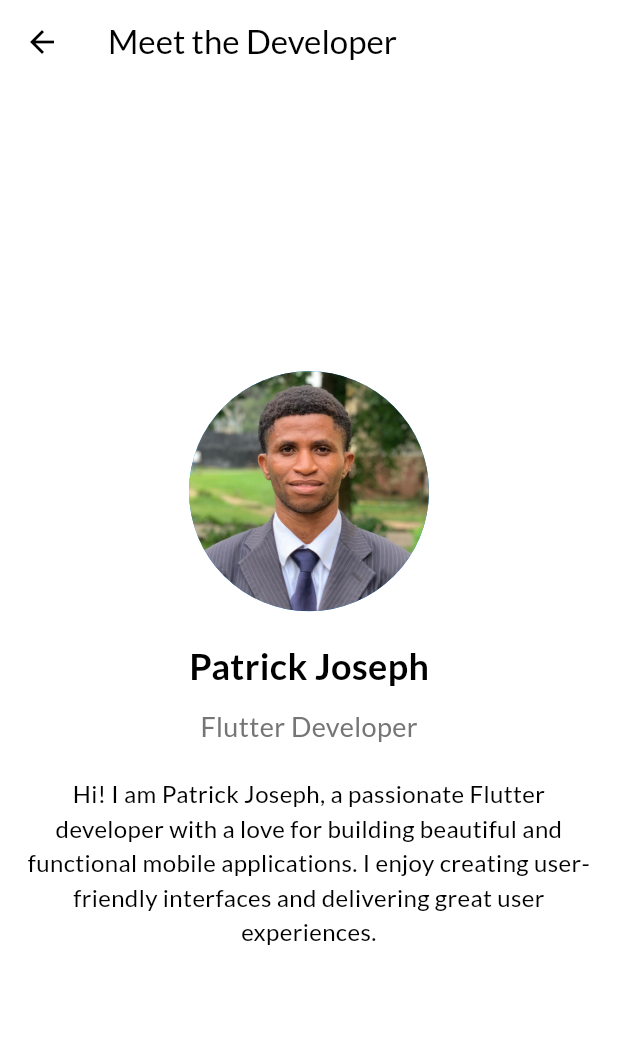
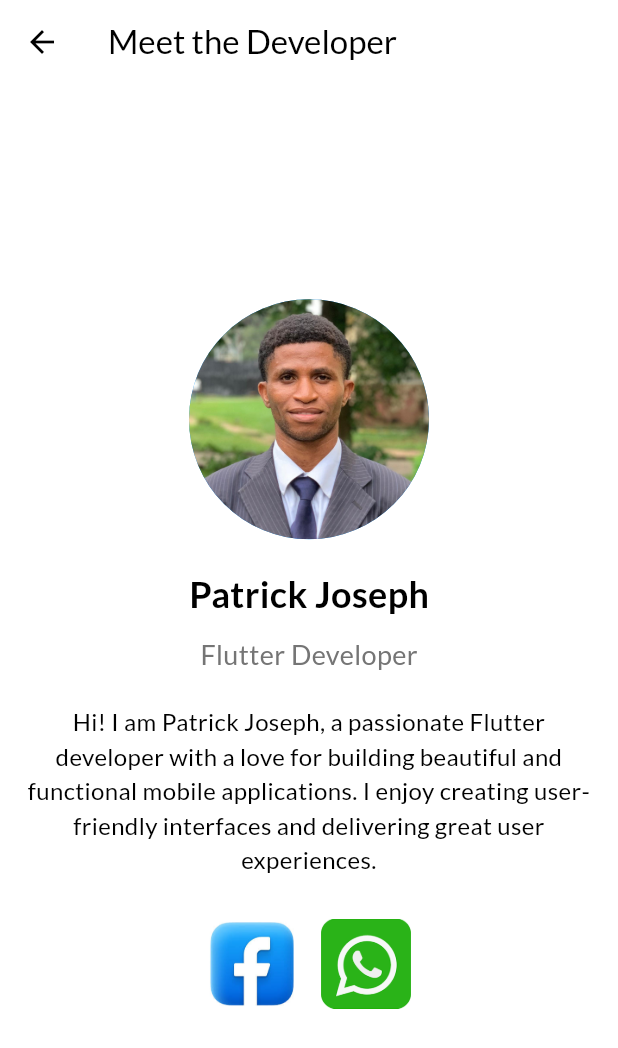
Before and after one commit to PatrickJosephdev/SaintBook, a Flutter app: the SettingsPage screen opened directly, after a tap on "Meet the Developer", on a phone screen of 412 x 824 dp. Shown: the top 1048 px of the screen. Run offline on Flutter 3.47's test engine with Material 3 defaults, Android fonts, the phone set to English and light mode, and no system bars; our stand-ins replace connectivity_plus, crystal_navigation_bar, fluttertoast, google_fonts, google_mobile_ads, shared_preferences and 2 more; missing offline and left inert: flutter_masonry_view, searchbar_animation, startapp_sdk, unity_ads_plugin; accounts and stored records are empty; network calls fail; statements that could not run were skipped.

Commit message:
new added

```diff
--- a/lib/pages/settingspage.dart
+++ b/lib/pages/settingspage.dart
@@ -1,6 +1,7 @@
 import 'package:google_mobile_ads/google_mobile_ads.dart';
 import 'package:saintbook/model/helper.dart';
 import 'package:saintbook/sub-subpage/aboutus.dart';
+import 'package:saintbook/sub-subpage/catholicprayers.dart';
 import 'package:saintbook/sub-subpage/dailyreading.dart';
 import 'package:saintbook/sub-subpage/donate.dart';
 import 'package:saintbook/sub-subpage/feedback.dart';
@@ -90,6 +91,18 @@ class _SettingsPageState extends State<SettingsPage> {
                 context,
                 MaterialPageRoute(
                     builder: (context) => const Dailyreading()),
+              );
+              // Navigate to notifications settings page
+            },
+          ),
+          ListTile(
+            leading: const Icon(Icons.book_online_rounded),
+            title: const Text('Catholic Prayers'),
+            onTap: () {
+              Navigator.push(
+                context,
+                MaterialPageRoute(
+                    builder: (context) => const Catholicprayers()),
               );
               // Navigate to notifications settings page
             },
--- a/lib/sub-subpage/meetdeveloper.dart
+++ b/lib/sub-subpage/meetdeveloper.dart
@@ -1,7 +1,15 @@
 import 'package:flutter/material.dart';
+import 'package:url_launcher/url_launcher.dart';
 
 class MeetTheDeveloperPage extends StatelessWidget {
   const MeetTheDeveloperPage({super.key});
+    void _launchURL(String url) async {
+    if (await canLaunch(url)) {
+      await launch(url);
+    } else {
+      throw 'Could not launch $url';
+    }
+  }
 
   @override
   Widget build(BuildContext context) {
@@ -35,6 +43,8 @@ class MeetTheDeveloperPage extends StatelessWidget {
                 ),
               ),
               const SizedBox(height: 20),
+              Column(
+                children: [
                   const Padding(
                     padding: EdgeInsets.symmetric(horizontal: 16.0),
                     child: Text(
@@ -45,6 +55,40 @@ class MeetTheDeveloperPage extends StatelessWidget {
                       ),
                     ),
                   ),
+                  SizedBox(height: 20,),
+                  Row(
+                mainAxisSize: MainAxisSize.max,
+                mainAxisAlignment: MainAxisAlignment.center,
+                children: [
+                  IconButton(
+                    icon: Image.asset(
+                      'assets/facebook.jpeg',
+                      fit: BoxFit.cover,
+                      height: 60,
+                      width: 60,
+                    ), // Add your Facebook icon here
+                    iconSize: 60,
+                    onPressed: () => _launchURL(
+                        'https://web.facebook.com/profile.php?id=61569119670095'),
+                  ),
+                  IconButton(
+                    icon: Image.asset(
+                      'assets/whatsapp.png',
+                      fit: BoxFit.cover,
+                      height: 60,
+                      width: 60,
+                    ), // Add your Twitter icon here
+                    iconSize: 60,
+                    onPressed: () => _launchURL('https://wa.me/+2349025494726'),
+                  ),
+                  const SizedBox(
+                    height: 30,
+                  ),
+                ],
+              ),
+
+                ],
+              ),
             ],
           ),
         ),
```
Also changed, not shown: lib/sub-subpage/catholicprayers.dart (added, +62 -0 lines), lib/sub-subpage/dailyreading.dart (+128 -22 lines). Lines whose indentation alone changed are shown as unchanged.
